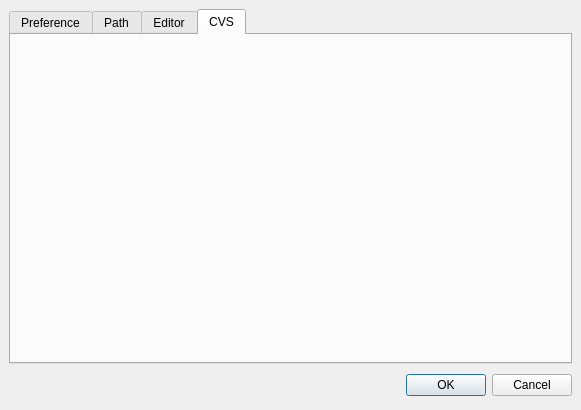
phoenix741/xinx, file ui/custom.ui: the form before one commit.
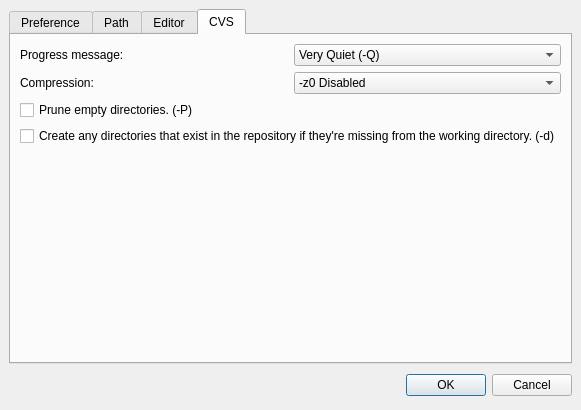
The form after the commit. The open tabs and pages were chosen to show the change. Icons and pictures are not drawn. Custom widgets are drawn as their Qt base class.

What changed in the file:
```diff
--- a/ui/custom.ui
+++ b/ui/custom.ui
@@ -429,6 +429,138 @@
       <attribute name="icon" >
        <iconset resource="../images/application.qrc" >:/cervisia.png</iconset>
       </attribute>
+      <layout class="QVBoxLayout" >
+       <property name="margin" >
+        <number>9</number>
+       </property>
+       <property name="spacing" >
+        <number>6</number>
+       </property>
+       <item>
+        <layout class="QGridLayout" >
+         <property name="margin" >
+          <number>0</number>
+         </property>
+         <property name="spacing" >
+          <number>6</number>
+         </property>
+         <item row="1" column="1" >
+          <widget class="QComboBox" name="m_cvsCompressionComboBox" >
+           <item>
+            <property name="text" >
+             <string>-z0 Disabled </string>
+            </property>
+           </item>
+           <item>
+            <property name="text" >
+             <string>-z1 Low level</string>
+            </property>
+           </item>
+           <item>
+            <property name="text" >
+             <string>-z2</string>
+            </property>
+           </item>
+           <item>
+            <property name="text" >
+             <string>-z3</string>
+            </property>
+           </item>
+           <item>
+            <property name="text" >
+             <string>-z4</string>
+            </property>
+           </item>
+           <item>
+            <property name="text" >
+             <string>-z5 Medium Level</string>
+            </property>
+           </item>
+           <item>
+            <property name="text" >
+             <string>-z6</string>
+            </property>
+           </item>
+           <item>
+            <property name="text" >
+             <string>-z7</string>
+            </property>
+           </item>
+           <item>
+            <property name="text" >
+             <string>-z8</string>
+            </property>
+           </item>
+           <item>
+            <property name="text" >
+             <string>-z9 High level</string>
+            </property>
+           </item>
+          </widget>
+         </item>
+         <item row="1" column="0" >
+          <widget class="QLabel" name="label_9" >
+           <property name="text" >
+            <string>Compression:</string>
+           </property>
+          </widget>
+         </item>
+         <item row="2" column="0" colspan="2" >
+          <widget class="QCheckBox" name="m_cvsPruneCheckBox" >
+           <property name="text" >
+            <string>Prune empty directories. (-P)</string>
+           </property>
+          </widget>
+         </item>
+         <item row="0" column="1" >
+          <widget class="QComboBox" name="m_cvsVerboseComboBox" >
+           <item>
+            <property name="text" >
+             <string>Very Quiet (-Q)</string>
+            </property>
+           </item>
+           <item>
+            <property name="text" >
+             <string>Discret (-q)</string>
+            </property>
+           </item>
+           <item>
+            <property name="text" >
+             <string>Verbose</string>
+            </property>
+           </item>
+          </widget>
+         </item>
+         <item row="3" column="0" colspan="2" >
+          <widget class="QCheckBox" name="m_cvsCreateDirCheckBox" >
+           <property name="text" >
+            <string>Create any directories that exist in the repository if they're missing from the working directory. (-d)</string>
+           </property>
+          </widget>
+         </item>
+         <item row="0" column="0" >
+          <widget class="QLabel" name="label_8" >
+           <property name="text" >
+            <string>Progress message: </string>
+           </property>
+          </widget>
+         </item>
+        </layout>
+       </item>
+       <item>
+        <spacer>
+         <property name="orientation" >
+          <enum>Qt::Vertical</enum>
+         </property>
+         <property name="sizeHint" >
+          <size>
+           <width>20</width>
+           <height>40</height>
+          </size>
+         </property>
+        </spacer>
+       </item>
+      </layout>
      </widget>
     </widget>
    </item>
```
